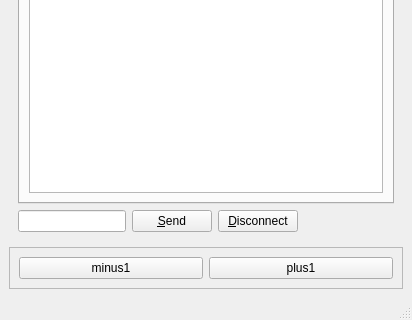
Old version of the form source/mainwindow.ui in the repository droggen/dscope; both pictures show x 0 to 412 and y 272 to 592 of the 412 by 592 pixel window.
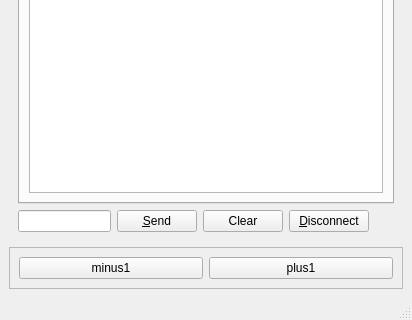
New version of the form. Icons and pictures are not drawn.

Commit message: v.1.15: added button to clear terminal

```diff
--- a/source/mainwindow.ui
+++ b/source/mainwindow.ui
@@ -588,6 +588,13 @@
             </property>
            </widget>
           </item>
+          <item>
+           <widget class="QPushButton" name="uipbClearTerm">
+            <property name="text">
+             <string>Clear</string>
+            </property>
+           </widget>
+          </item>
           <item>
            <widget class="QPushButton" name="pushButton_4">
             <property name="text">
```
The commit also changes 3 other files.
